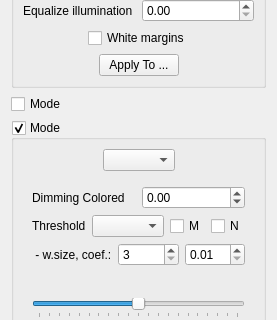
Qt form src/filters/output/ui/OutputOptionsWidget.ui (ImageProcessing-ElectronicPublications/scantailor-experimental) before a commit; both pictures show x 0 to 277 and y 430 to 750 of the 277 by 1260 pixel window.
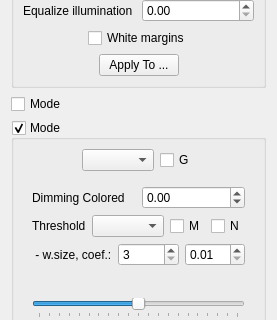
The same form after that commit. Icons and pictures are not drawn.

Commit message: 0.2024.02.18: output: grayscale

Patch:
```diff
--- a/src/filters/output/ui/OutputOptionsWidget.ui
+++ b/src/filters/output/ui/OutputOptionsWidget.ui
@@ -659,6 +659,16 @@
         <item>
          <widget class="QComboBox" name="colorModeSelector"/>
         </item>
+        <item>
+         <widget class="QCheckBox" name="grayScaleCB">
+          <property name="text">
+           <string>G</string>
+          </property>
+          <property name="toolTip">
+           <string>GrayScale</string>
+          </property>
+         </widget>
+        </item>
         <item>
          <spacer name="horizontalSpacer_2">
           <property name="orientation">
```
The commit also changes 6 other files.
